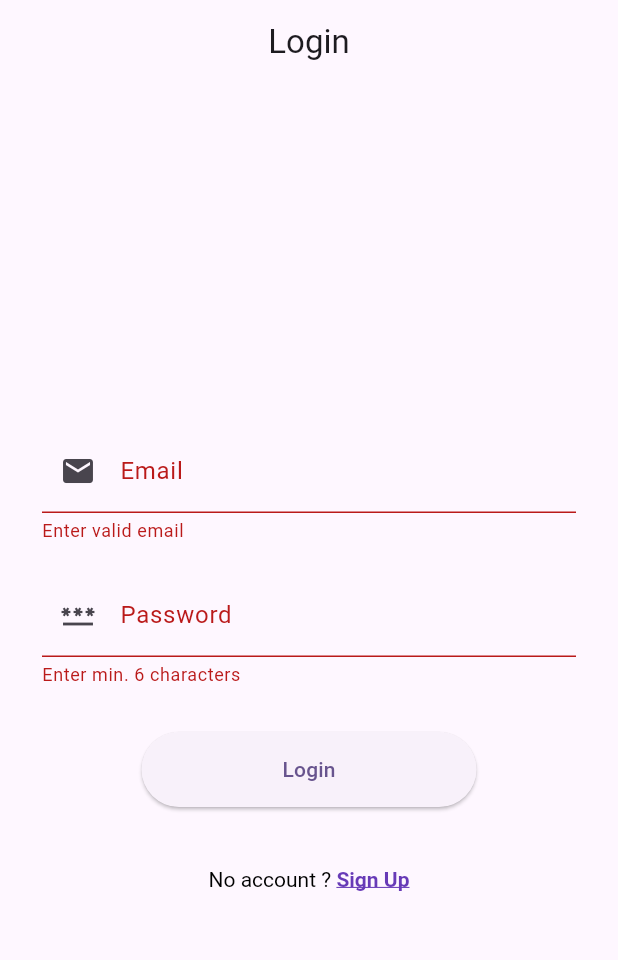
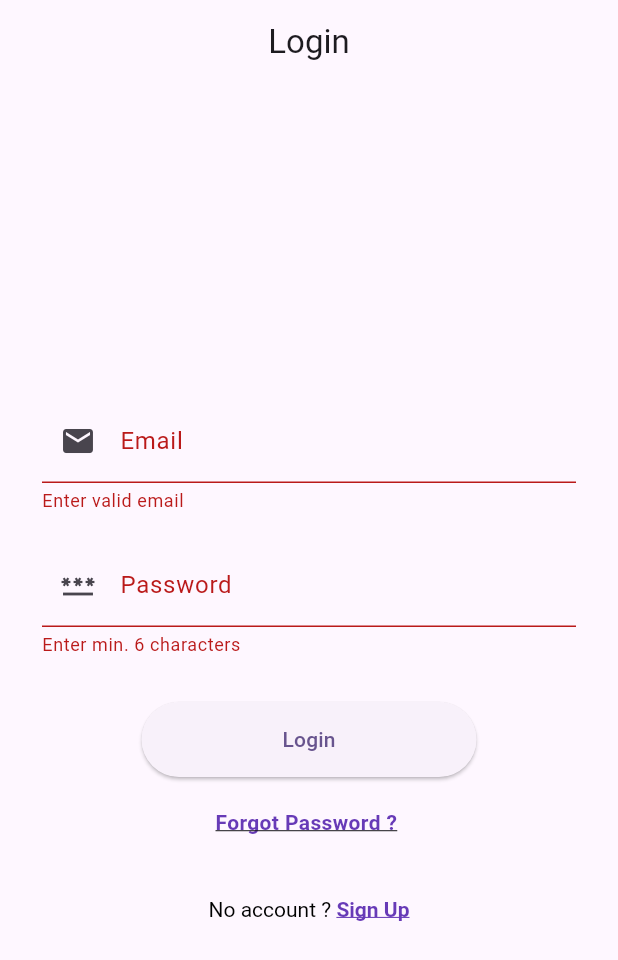
Before and after one commit to AbhijithNellikkat/Authentication-firebase, a Flutter app: the screen it shows after launch, after a tap on "Login", on a phone screen of 412 x 824 dp. Shown: the top 960 px of the screen. Run offline on Flutter 3.47's test engine with Material 2 defaults, Android fonts, the phone set to English and light mode, and no system bars; our stand-ins replace email_validator, firebase_auth, firebase_core; accounts and stored records are empty.

Commit message:
Reset password is completed

```diff
--- a/lib/screens/login_screen.dart
+++ b/lib/screens/login_screen.dart
@@ -1,6 +1,7 @@
 import 'dart:developer';
 
 import 'package:authentication_firebase_app/main.dart';
+import 'package:authentication_firebase_app/screens/forgot_password_screen.dart';
 import 'package:authentication_firebase_app/utils/utils.dart';
 import 'package:email_validator/email_validator.dart';
 import 'package:firebase_auth/firebase_auth.dart';
@@ -25,6 +26,7 @@ class LoginScreen extends StatelessWidget {
 
       showDialog(
         context: context,
+        barrierDismissible: false,
         builder: (context) => const Center(child: CircularProgressIndicator()),
       );
       try {
@@ -87,6 +89,22 @@ class LoginScreen extends StatelessWidget {
                         child: Text('Login'),
                       ),
                     ),
+                    const SizedBox(height: 20),
+                    GestureDetector(
+                      child: const Text(
+                        'Forgot Password ? ',
+                        style: TextStyle(
+                          color: Colors.deepPurple,
+                          fontWeight: FontWeight.bold,
+                          decoration: TextDecoration.underline,
+                        ),
+                      ),
+                      onTap: () => Navigator.push(
+                          context,
+                          MaterialPageRoute(
+                            builder: (context) => ForgotPasswordScreen(),
+                          )),
+                    ),
                     const SizedBox(height: 40),
                     RichText(
                       text: TextSpan(
--- a/lib/screens/signUp_screen.dart
+++ b/lib/screens/signUp_screen.dart
@@ -23,8 +23,9 @@ class SignUpScreen extends StatelessWidget {
       final isvalid = formKey.currentState!.validate();
       if (!isvalid) return;
 
-      showDialog(
+       showDialog(
         context: context,
+        barrierDismissible: false,
         builder: (context) => const Center(child: CircularProgressIndicator()),
       );
       try {
```
Also changed, not shown: lib/screens/forgot_password_screen.dart (added, +74 -0 lines).
